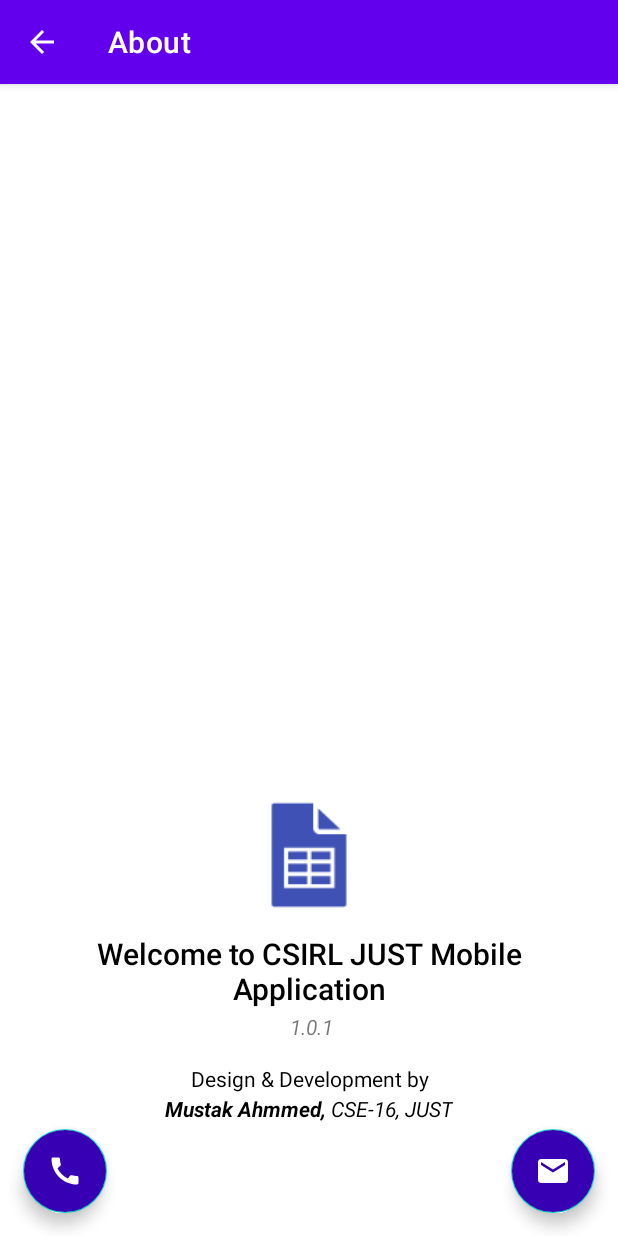
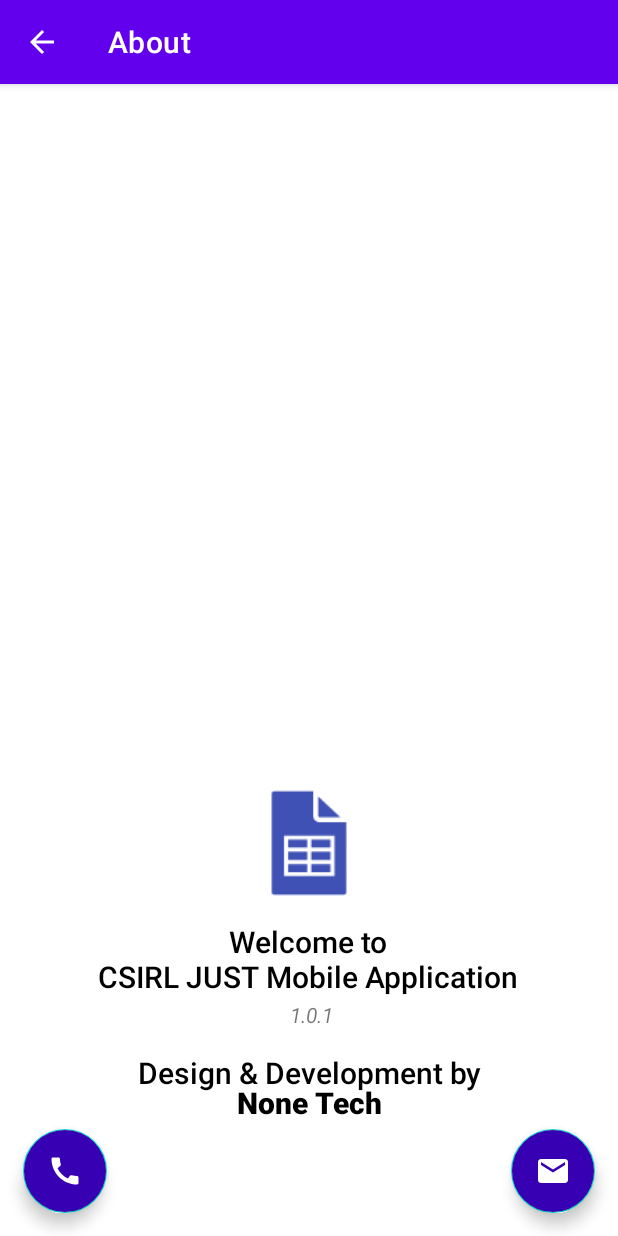
Before and after one commit to rmmostak/AutomaticStatement, an Android app: the screen it shows after launch (AboutActivity), in the options menu, after a tap on "About App", on a phone screen of 412 x 824 dp. Run offline under Robolectric (Android 15) with nearby library versions, the phone set to English and light mode, and no system bars; libraries missing offline, so code that uses them is left out: com.ajts.androidmads; 2 statements that could not run were skipped.

Commit message:
final submission

```diff
--- a/app/src/main/java/com/rmproduct/automaticstatement/AboutActivity.java
+++ b/app/src/main/java/com/rmproduct/automaticstatement/AboutActivity.java
@@ -37,7 +37,7 @@ public class AboutActivity extends AppCompatActivity {
     }
 
     private void makeMail() {
-        String sendTo = "rmmostak@gmail.com";
+        String sendTo = "nonetech.net@gmail.com";
         String sendSub = "Type your email subject";
         String sendBody = "Write your message here..";
 
@@ -56,7 +56,7 @@ public class AboutActivity extends AppCompatActivity {
     }
 
     private void makeCall() {
-        String no="+8801780891662";
+        String no = "+8801780891662";
         Intent intent = new Intent(Intent.ACTION_CALL);
         intent.setData(Uri.parse("tel:" + no));
         intent.addFlags(Intent.FLAG_ACTIVITY_NEW_TASK);
@@ -68,7 +68,7 @@ public class AboutActivity extends AppCompatActivity {
             }
             ActivityOptions options = ActivityOptions.makeCustomAnimation(AboutActivity.this, R.anim.fade_in, R.anim.fade_out);
             startActivity(intent, options.toBundle());
-            Log.d("check",no);
+            Log.d("check", no);
         } else {
             ActivityOptions options = ActivityOptions.makeCustomAnimation(AboutActivity.this, R.anim.fade_in, R.anim.fade_out);
             startActivity(intent, options.toBundle());
--- a/app/src/main/java/com/rmproduct/automaticstatement/DatabaseHelper.java
+++ b/app/src/main/java/com/rmproduct/automaticstatement/DatabaseHelper.java
@@ -22,7 +22,7 @@ public class DatabaseHelper extends SQLiteOpenHelper {
     private static final String DB_NAME = "Statement.db";
 
     //for general note
-    public static int VERSION = 21;
+    public static int VERSION = 22;
     public static final String TABLE_NAME = "AutomaticStatement";
     public static final String SERIAL_NO = "SerialNo";
     public static final String SAMPLE_NO = "SampleNo";
--- a/app/src/main/java/com/rmproduct/automaticstatement/MainActivity.java
+++ b/app/src/main/java/com/rmproduct/automaticstatement/MainActivity.java
@@ -72,15 +72,12 @@ public class MainActivity extends AppCompatActivity {
         builder.detectFileUriExposure();
 
         databaseHelper = new DatabaseHelper(this);
-        SQLiteDatabase database = databaseHelper.getWritableDatabase();
+        //SQLiteDatabase database =
+        databaseHelper.getWritableDatabase();
 
         stateList = findViewById(R.id.stateList);
         addEntry = findViewById(R.id.addEntry);
         refreshLayout = findViewById(R.id.refreshLayout);
-
-        /*Log.d("Total", databaseHelper.getSum(DatabaseHelper.TOTAL_MONEY) + "TK\n" +
-                databaseHelper.getSum(DatabaseHelper.TAX) + "TK\n" +
-                databaseHelper.getSum(DatabaseHelper.REMAIN_MONEY) + "TK");*/
 
         try {
             modelList.addAll(databaseHelper.statementModelList());
@@ -132,7 +129,7 @@ public class MainActivity extends AppCompatActivity {
                 Log.d("Error", e.getMessage());
             }
 
-            SimpleDateFormat sdf = new SimpleDateFormat("dd MMM YYYY", Locale.getDefault());
+            SimpleDateFormat sdf = new SimpleDateFormat("dd MMM yyyy", Locale.getDefault());
             String str = sdf.format(new Date());
             pickDate.setText(str);
             dateSt = str;
@@ -279,8 +276,9 @@ public class MainActivity extends AppCompatActivity {
             startActivity(new Intent(MainActivity.this, AboutActivity.class));
 
         } else if (id == R.id.exportData) {
+            try {
                 if (checkExternalStoragePermission(MainActivity.this)) {
-                String directory = Environment.getExternalStorageDirectory().getPath() + "/RmProduct/Automatic/Statement/Export/";
+                    String directory = Environment.getExternalStorageDirectory().getPath() + "/Export/";
                     File file = new File(directory);
                     if (!file.exists()) {
                         Log.v("File Created", String.valueOf(file.mkdirs()));
@@ -300,13 +298,13 @@ public class MainActivity extends AppCompatActivity {
                         public void onCompleted(String filePath) {
                             databaseHelper.deleteStatement(10000);
 
-                        SimpleDateFormat sdf = new SimpleDateFormat("dd MMM YYYY", Locale.getDefault());
+                            SimpleDateFormat sdf = new SimpleDateFormat("dd MMM yyyy", Locale.getDefault());
                             String str = sdf.format(new Date());
 
                             Intent emailIntent = new Intent(Intent.ACTION_SEND);
-                        emailIntent.setType("text/plain");
+                            emailIntent.setType("application/pdf");
                             emailIntent.putExtra(Intent.EXTRA_SUBJECT, "CSIRL JUST Exported on " + str);
-                        Log.d("tag", "CSIRL JUST Exported on " + str);
+/*                        Log.d("tag", "CSIRL JUST Exported on " + str);
 
                         File root = new File("file://" + filePath);
                         if (!file.exists() || !file.canRead()) {
@@ -319,7 +317,8 @@ public class MainActivity extends AppCompatActivity {
                             uri = Uri.parse(root.getPath()); // My work-around for new SDKs, worked for me in Android 10 using Solid Explorer Text Editor as the external editor.
                         }
                         Log.d("root", uri.toString());
-                        emailIntent.putExtra(Intent.EXTRA_STREAM, uri);
+                        emailIntent.putExtra(Intent.EXTRA_STREAM, uri);*/
+                            emailIntent.putExtra(Intent.EXTRA_STREAM, Uri.parse("file://" + filePath));
                             startActivity(Intent.createChooser(emailIntent, "Share file using..."));
                         }
 
@@ -331,7 +330,11 @@ public class MainActivity extends AppCompatActivity {
                 } else {
                     Log.d("Error", "Permission denied!");
                 }
+            } catch (Exception e) {
+                Log.d("exportError", e.getMessage());
+            }
         } else if (id == R.id.deleteTable) {
+            try {
                 AlertDialog.Builder dialogBuilder = new AlertDialog.Builder(MainActivity.this);
                 dialogBuilder.setTitle("Alert!");
                 dialogBuilder.setMessage("Do you want to delete this statement data?");
@@ -353,6 +356,9 @@ public class MainActivity extends AppCompatActivity {
                 }).setNegativeButton("Cancel", (dialog, which) -> {
                     dialog.dismiss();
                 }).show();
+            } catch (Exception e) {
+                Log.d("deleteError", e.getMessage());
+            }
         }
         return super.onOptionsItemSelected(item);
     }
--- a/app/src/main/res/layout/activity_about.xml
+++ b/app/src/main/res/layout/activity_about.xml
@@ -61,7 +61,7 @@
             android:padding="5dp"
             android:text="@string/about_dev"
             android:textAlignment="center"
-            android:textAppearance="@style/TextAppearance.AppCompat.Body1"
+            android:textAppearance="@style/TextAppearance.AppCompat.Title"
             android:textColor="@color/black"
             android:textIsSelectable="true" />
 
--- a/app/src/main/res/values/strings.xml
+++ b/app/src/main/res/values/strings.xml
@@ -1,5 +1,5 @@
 <resources>
     <string name="app_name">CSIRL JUST</string>
-    <string name="about_dev">Design &amp; Development by\n<i><b>Mustak Ahmmed,</b> CSE-16, JUST</i></string>
-    <string name="welcome_note">Welcome to CSIRL JUST Mobile Application</string>
+    <string name="about_dev">Design &amp; Development by\n<b>None Tech</b></string>
+    <string name="welcome_note">Welcome to\nCSIRL JUST Mobile Application</string>
 </resources>
```
Lines whose indentation alone changed are shown as unchanged.
